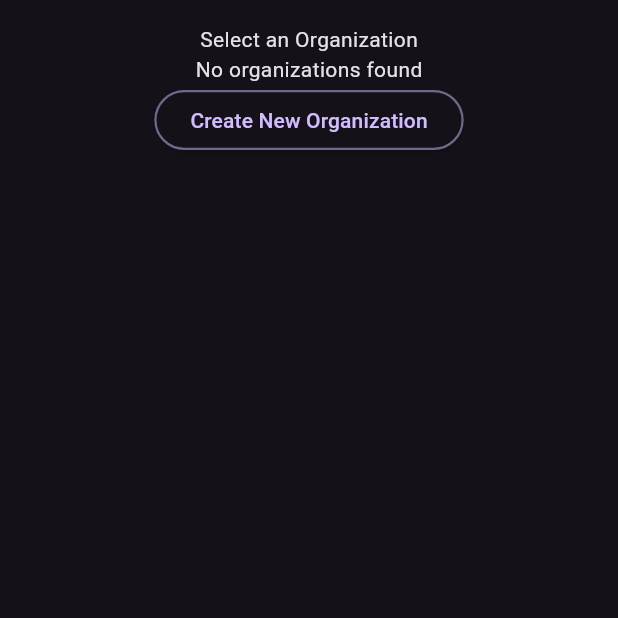
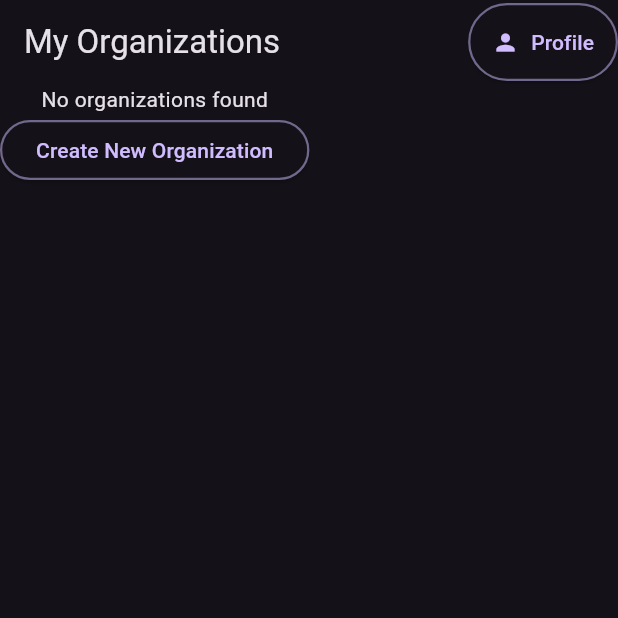
Before and after one commit to WebbPulse/WebbPulse-Inventory-Management, a Flutter app: the screen it shows once a user with an empty profile is signed in, on a phone screen of 412 x 824 dp, the top half of it. Run offline on Flutter 3.47's test engine with Material 3 defaults, Android fonts, the phone set to English and light mode, and no system bars; our stand-ins replace cloud_firestore, cloud_functions, firebase_auth, firebase_core; missing offline and left inert: firebase_ui_auth; accounts and stored records are empty.

Commit message:
Front end improvements

```diff
--- a/hosting/lib/src/apps/authed/views/org_selected/org_member_list_view.dart
+++ b/hosting/lib/src/apps/authed/views/org_selected/org_member_list_view.dart
@@ -71,7 +71,6 @@ class OrgMemberListView extends StatelessWidget {
                       return Column(
                         children: [
                           SearchTextField(searchQuery: _searchQuery),
-                          const Center(child: Text('User List')),
                           Expanded(
                             child: ValueListenableBuilder<String>(
                               valueListenable: _searchQuery,
--- a/hosting/lib/src/apps/authed/views/org_selection_view.dart
+++ b/hosting/lib/src/apps/authed/views/org_selection_view.dart
@@ -6,6 +6,7 @@ import '../../../shared/widgets.dart';
 import '../../../shared/providers/org_selector_change_notifier.dart';
 import '../../../shared/providers/authentication_change_notifier.dart';
 import 'org_selected/device_checkout_view.dart';
+import 'profile_settings_view.dart';
 
 class OrgSelectionView extends StatelessWidget {
   const OrgSelectionView({
@@ -22,12 +23,36 @@ class OrgSelectionView extends StatelessWidget {
           AuthClaimChecker(builder: (context, userClaims) {
         final List<String> userOrgIds = extractOrgIdsFromClaims(userClaims);
         return Scaffold(
-          body: Column(
+          appBar: AppBar(
+            automaticallyImplyLeading: false,
+            title: const Text('My Organizations'),
+            actions: [
+              if (Provider.of<OrgSelectorChangeNotifier>(context).orgId == '')
+                ElevatedButton.icon(
+                  icon: const Icon(Icons.person),
+                  label: const Text('Profile'),
+                  onPressed: () {
+                    Navigator.pushNamed(context, ProfileSettingsView.routeName);
+                  },
+                  style: ElevatedButton.styleFrom(
+                      backgroundColor:
+                          theme.colorScheme.surface.withOpacity(0.95),
+                      side: BorderSide(
+                        color: theme.colorScheme.primary.withOpacity(0.5),
+                        width: 1.5,
+                      ),
+                      padding: const EdgeInsets.all(16.0)),
+                ),
+            ],
+          ),
+          body: LayoutBuilder(builder: (context, constraints) {
+            return Column(
               children: [
-              const SizedBox(
-                height: 16,
+                if (constraints.maxWidth > 600)
+                  Text(
+                    'Select an Organization',
+                    style: theme.textTheme.headlineSmall,
                   ),
-              const Center(child: Text('Select an Organization')),
                 Expanded(
                   child: userOrgIds.isNotEmpty
                       ? SmallLayoutBuilder(
@@ -56,7 +81,8 @@ class OrgSelectionView extends StatelessWidget {
                                       ),
                                       padding: const EdgeInsets.all(16.0),
                                     ),
-                                  child: const Text('Create New Organization'),
+                                    child:
+                                        const Text('Create New Organization'),
                                   ),
                                 );
                               }
@@ -79,8 +105,8 @@ class OrgSelectionView extends StatelessWidget {
                                 backgroundColor:
                                     theme.colorScheme.surface.withOpacity(0.95),
                                 side: BorderSide(
-                                color:
-                                    theme.colorScheme.primary.withOpacity(0.5),
+                                  color: theme.colorScheme.primary
+                                      .withOpacity(0.5),
                                   width: 1.5,
                                 ),
                               ),
@@ -90,7 +116,8 @@ class OrgSelectionView extends StatelessWidget {
                         ),
                 ),
               ],
-          ),
+            );
+          }),
         );
       }),
     );
```
Also changed, not shown: hosting/lib/src/apps/authed/views/org_selected/device_checkout_view.dart (+2 -9 lines), hosting/lib/src/apps/authed/views/org_selected/org_member_view.dart (+6 -2 lines), hosting/lib/src/apps/authed/views/org_selected/org_settings_view.dart (+8 -14 lines), hosting/lib/src/shared/widgets.dart (+43 -38 lines). Lines whose indentation alone changed are shown as unchanged.
